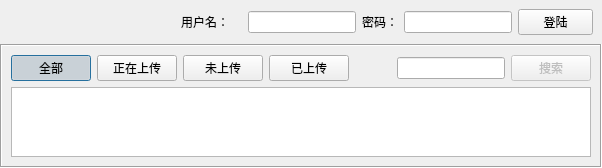
This is manage/AlbumManageDialog.ui in Onglu/AlbumTool as Qt 5 draws it before an edit. The edited form follows.
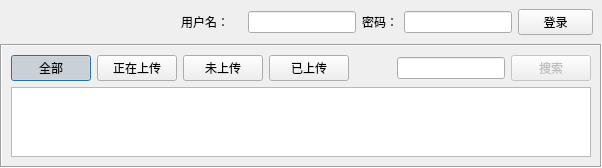
This is the edited form.

```diff
--- a/manage/AlbumManageDialog.ui
+++ b/manage/AlbumManageDialog.ui
@@ -154,7 +154,7 @@
         </size>
        </property>
        <property name="text">
-        <string>登陆</string>
+        <string>登录</string>
        </property>
        <property name="autoDefault">
         <bool>false</bool>
```
